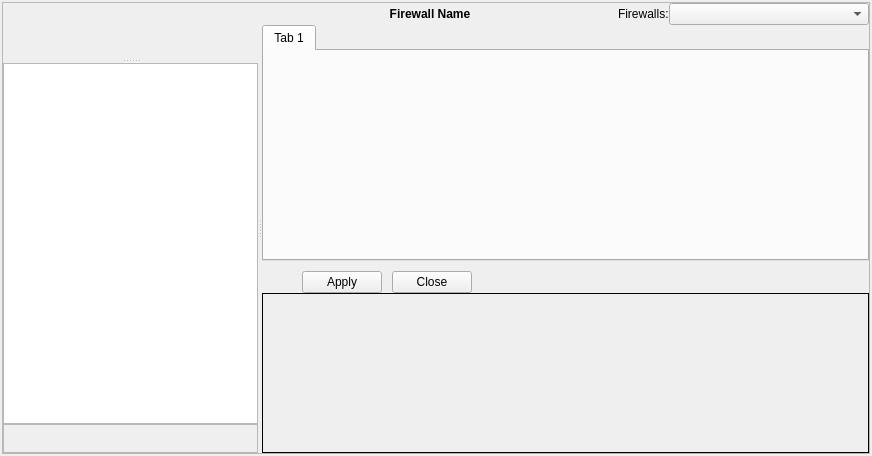
First picture: the form in src/gui/projectpanel_q.ui, repository fwbuilder/fwbuilder, before the edit.
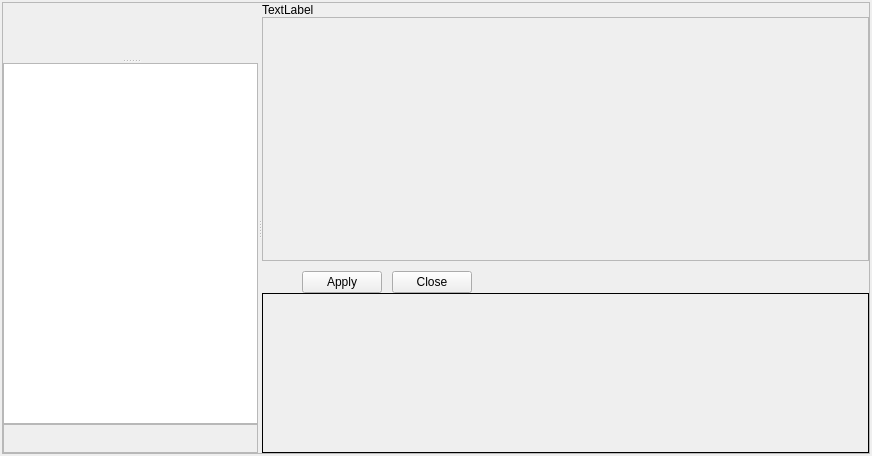
Second picture: the form after the edit. Icons and pictures are not drawn. Custom widgets are drawn as their Qt base class.

What changed in the file:
```diff
--- a/src/gui/projectpanel_q.ui
+++ b/src/gui/projectpanel_q.ui
@@ -302,122 +302,6 @@
           <property name="verticalSpacing" >
            <number>0</number>
           </property>
-          <item row="0" column="0" >
-           <layout class="QHBoxLayout" >
-            <property name="spacing" >
-             <number>0</number>
-            </property>
-            <property name="leftMargin" >
-             <number>0</number>
-            </property>
-            <property name="topMargin" >
-             <number>0</number>
-            </property>
-            <property name="rightMargin" >
-             <number>0</number>
-            </property>
-            <property name="bottomMargin" >
-             <number>0</number>
-            </property>
-            <item>
-             <widget class="QLabel" name="firewallName" >
-              <property name="sizePolicy" >
-               <sizepolicy vsizetype="Preferred" hsizetype="Expanding" >
-                <horstretch>0</horstretch>
-                <verstretch>0</verstretch>
-               </sizepolicy>
-              </property>
-              <property name="font" >
-               <font>
-                <weight>75</weight>
-                <bold>true</bold>
-               </font>
-              </property>
-              <property name="text" >
-               <string>Firewall Name</string>
-              </property>
-              <property name="alignment" >
-               <set>Qt::AlignCenter</set>
-              </property>
-              <property name="wordWrap" >
-               <bool>false</bool>
-              </property>
-             </widget>
-            </item>
-            <item>
-             <spacer>
-              <property name="orientation" >
-               <enum>Qt::Horizontal</enum>
-              </property>
-              <property name="sizeType" >
-               <enum>QSizePolicy::Fixed</enum>
-              </property>
-              <property name="sizeHint" >
-               <size>
-                <width>20</width>
-                <height>20</height>
-               </size>
-              </property>
-             </spacer>
-            </item>
-            <item>
-             <widget class="QLabel" name="textLabel1" >
-              <property name="sizePolicy" >
-               <sizepolicy vsizetype="Preferred" hsizetype="Minimum" >
-                <horstretch>0</horstretch>
-                <verstretch>0</verstretch>
-               </sizepolicy>
-              </property>
-              <property name="text" >
-               <string>Firewalls:</string>
-              </property>
-              <property name="wordWrap" >
-               <bool>false</bool>
-              </property>
-             </widget>
-            </item>
-            <item>
-             <widget class="QComboBox" name="fwList" >
-              <property name="sizePolicy" >
-               <sizepolicy vsizetype="Fixed" hsizetype="Fixed" >
-                <horstretch>0</horstretch>
-                <verstretch>0</verstretch>
-               </sizepolicy>
-              </property>
-              <property name="minimumSize" >
-               <size>
-                <width>200</width>
-                <height>0</height>
-               </size>
-              </property>
-              <property name="font" >
-               <font/>
-              </property>
-             </widget>
-            </item>
-           </layout>
-          </item>
-          <item row="1" column="0" >
-           <widget class="QTabWidget" name="ruleSets" >
-            <property name="sizePolicy" >
-             <sizepolicy vsizetype="Expanding" hsizetype="Preferred" >
-              <horstretch>0</horstretch>
-              <verstretch>144</verstretch>
-             </sizepolicy>
-            </property>
-            <property name="minimumSize" >
-             <size>
-              <width>20</width>
-              <height>0</height>
-             </size>
-            </property>
-            <widget class="QWidget" name="tab_3" >
-             <attribute name="title" >
-              <string>Tab 1</string>
-             </attribute>
-            </widget>
-           </widget>
-          </item>
           <item row="3" column="0" >
            <widget class="QFrame" name="auxiliaryPanel" >
             <property name="sizePolicy" >
@@ -612,6 +496,55 @@
             </layout>
            </widget>
           </item>
+          <item row="1" column="0" >
+           <widget class="QFrame" name="ruleSets2" >
+            <property name="sizePolicy" >
+             <sizepolicy vsizetype="Expanding" hsizetype="Preferred" >
+              <horstretch>0</horstretch>
+              <verstretch>144</verstretch>
+             </sizepolicy>
+            </property>
+            <property name="frameShape" >
+             <enum>QFrame::StyledPanel</enum>
+            </property>
+            <property name="frameShadow" >
+             <enum>QFrame::Raised</enum>
+            </property>
+            <layout class="QGridLayout" >
+             <property name="leftMargin" >
+              <number>0</number>
+             </property>
+             <property name="topMargin" >
+              <number>0</number>
+             </property>
+             <property name="rightMargin" >
+              <number>0</number>
+             </property>
+             <property name="bottomMargin" >
+              <number>0</number>
+             </property>
+             <property name="horizontalSpacing" >
+              <number>0</number>
+             </property>
+             <property name="verticalSpacing" >
+              <number>0</number>
+             </property>
+             <item row="0" column="0" >
+              <widget class="QStackedWidget" name="ruleSets" >
+               <widget class="QWidget" name="page" />
+               <widget class="QWidget" name="page_2" />
+              </widget>
+             </item>
+            </layout>
+           </widget>
+          </item>
+          <item row="0" column="0" >
+           <widget class="QLabel" name="rulesetname" >
+            <property name="text" >
+             <string>TextLabel</string>
+            </property>
+           </widget>
+          </item>
          </layout>
         </widget>
        </widget>
```
